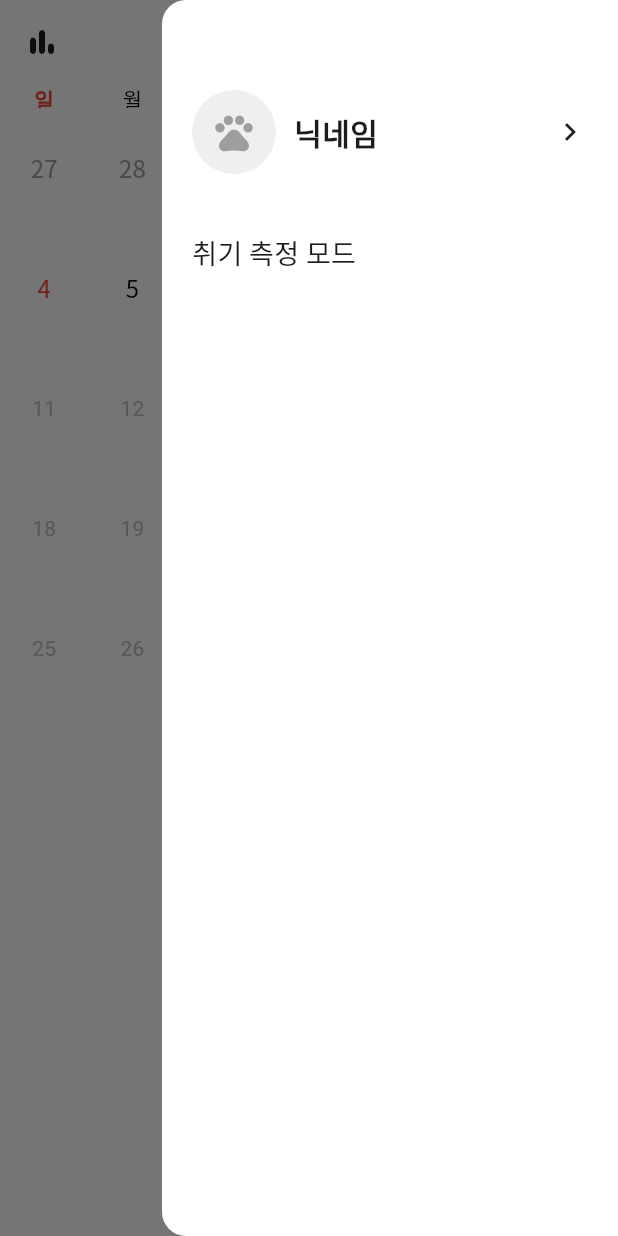
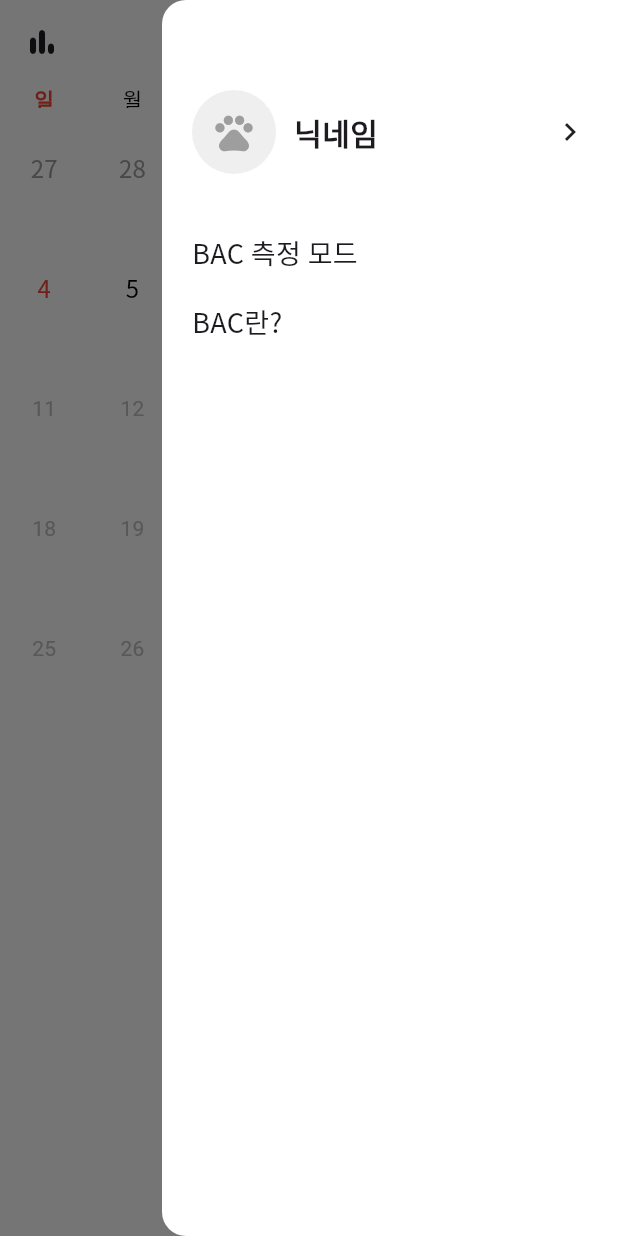
Before and after one commit to inu-capstone-VCHE/todays_drink_app, a Flutter app: the CalendarScreen screen opened directly, with the side drawer open, on a phone screen of 412 x 824 dp. Run offline on Flutter 3.47's test engine with Material 3 defaults, Android fonts, the light colour scheme and no system bars; drawn by our look-alikes of table_calendar; our stand-ins replace image_picker.

Commit message:
bac란? 항목 추가

```diff
--- a/lib/mainscreens/calendar_screen.dart
+++ b/lib/mainscreens/calendar_screen.dart
@@ -8,6 +8,7 @@ import 'dart:math';
 import 'package:todays_drink/settingscreen/setting_screen.dart';
 import 'package:provider/provider.dart';
 import 'package:todays_drink/providers/profile_provider.dart';
+import 'package:todays_drink/mainscreens/bac.dart';
 
 class CalendarScreen extends StatefulWidget {
   @override
@@ -93,13 +94,32 @@ class _CalendarScreenState extends State<CalendarScreen>
                 );
               },
               child: const Text(
-                "취기 측정 모드",
+                "BAC 측정 모드",
                 style: TextStyle(
                   fontFamily: 'NotoSansKR',
                   fontSize: 18,
                 ),
               ),
             ),
+
+            const SizedBox(height: 20),
+
+            GestureDetector(
+              onTap: () {
+                Navigator.push(
+                  context,
+                  MaterialPageRoute(builder: (context) => const BacScreen()),
+                );
+              },
+              child: const Text(
+                "BAC란?",
+                style: TextStyle(
+                  fontFamily: 'NotoSansKR',
+                  fontSize: 18,
+                ),
+              ),
+            ),
+
           ],
         ),
       ),
```
Also changed, not shown: lib/mainscreens/DrunknessScreens/drink_type_selection.dart (+8 -0 lines), lib/mainscreens/bac.dart (added, +45 -0 lines).
